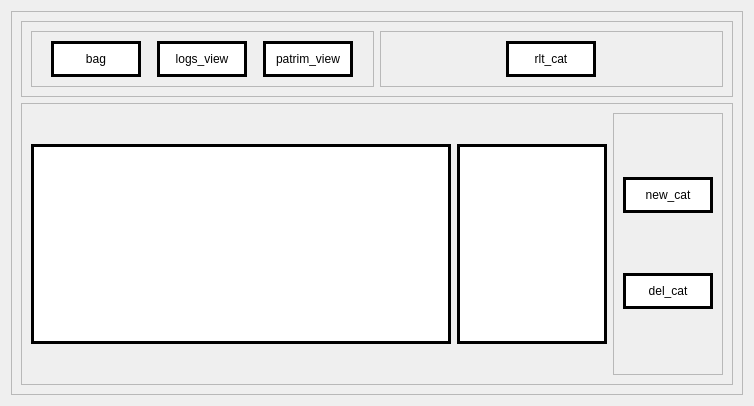
This is PATP/asset_ctrl/previa/categ_view.ui in eduardogm22/controle_patrimonio as Qt 5 draws it before an edit. The edited form follows.
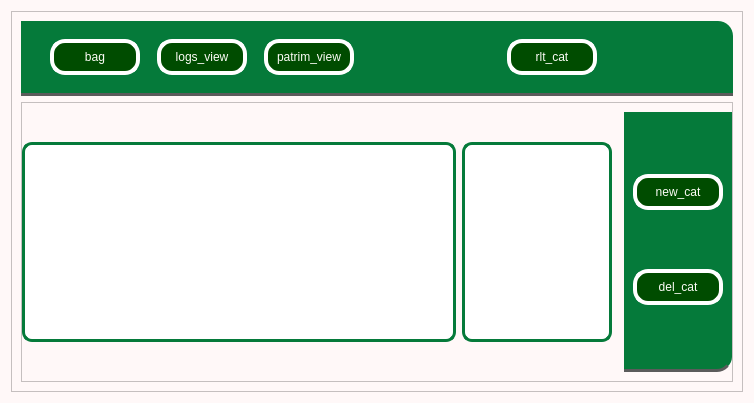
This is the edited form.

The edit to the form file:
```diff
--- a/PATP/asset_ctrl/previa/categ_view.ui
+++ b/PATP/asset_ctrl/previa/categ_view.ui
@@ -7,12 +7,15 @@
     <x>0</x>
     <y>0</y>
     <width>754</width>
-    <height>406</height>
+    <height>403</height>
    </rect>
   </property>
   <property name="windowTitle">
    <string>Form</string>
   </property>
+  <property name="styleSheet">
+   <string notr="true">background-color : rgb(255, 248, 248)</string>
+  </property>
   <layout class="QVBoxLayout" name="verticalLayout_3">
    <item>
     <widget class="QFrame" name="frame">
@@ -25,6 +28,12 @@
      <layout class="QVBoxLayout" name="verticalLayout">
       <item>
        <widget class="QFrame" name="frame_2">
+        <property name="styleSheet">
+         <string notr="true">
+    border-top-right-radius: 15px;  
+background-color: #057A3A;
+border-bottom: 3px solid rgb(91, 91, 91)</string>
+        </property>
         <property name="frameShape">
          <enum>QFrame::StyledPanel</enum>
         </property>
@@ -34,6 +43,11 @@
         <layout class="QHBoxLayout" name="horizontalLayout_5">
          <item>
           <widget class="QFrame" name="frame_4">
+           <property name="styleSheet">
+            <string notr="true">
+border-bottom: none
+</string>
+           </property>
            <property name="frameShape">
             <enum>QFrame::StyledPanel</enum>
            </property>
@@ -59,8 +73,26 @@
                <cursorShape>PointingHandCursor</cursorShape>
               </property>
               <property name="styleSheet">
-               <string notr="true">background-color:white;	
-border:3px solid black;</string>
+               <string notr="true">
+
+
+
+QPushButton { color:rgb(254, 253, 247);
+	border-radius:15px;		
+	border: 4px solid rgb(255, 255, 255);
+	background-color: rgb(0, 76, 0)
+
+ }
+
+QPushButton:hover{background-color:#057A3A;color:white}
+
+QPushButton:pressed{
+ padding-left: 5px;
+ padding-top:5px;
+ 
+	background-color: rgb(0, 85, 0);
+ 
+}</string>
               </property>
               <property name="text">
                <string>bag</string>
@@ -85,8 +117,26 @@
                <cursorShape>PointingHandCursor</cursorShape>
               </property>
               <property name="styleSheet">
-               <string notr="true">background-color:white;	
-border:3px solid black;</string>
+               <string notr="true">
+
+
+
+QPushButton { color:rgb(254, 253, 247);
+	border-radius:15px;		
+	border: 4px solid rgb(255, 255, 255);
+	background-color: rgb(0, 76, 0)
+
+ }
+
+QPushButton:hover{background-color:#057A3A;color:white}
+
+QPushButton:pressed{
+ padding-left: 5px;
+ padding-top:5px;
+ 
+	background-color: rgb(0, 85, 0);
+ 
+}</string>
               </property>
               <property name="text">
                <string>logs_view</string>
@@ -111,8 +161,26 @@
                <cursorShape>PointingHandCursor</cursorShape>
               </property>
               <property name="styleSheet">
-               <string notr="true">background-color:white;	
-border:3px solid black;</string>
+               <string notr="true">
+
+
+
+QPushButton { color:rgb(254, 253, 247);
+	border-radius:15px;		
+	border: 4px solid rgb(255, 255, 255);
+	background-color: rgb(0, 76, 0)
+
+ }
+
+QPushButton:hover{background-color:#057A3A;color:white}
+
+QPushButton:pressed{
+ padding-left: 5px;
+ padding-top:5px;
+ 
+	background-color: rgb(0, 85, 0);
+ 
+}</string>
               </property>
               <property name="text">
                <string>patrim_view</string>
@@ -124,6 +192,10 @@
          </item>
          <item>
           <widget class="QFrame" name="frame_5">
+           <property name="styleSheet">
+            <string notr="true">
+border-bottom: none</string>
+           </property>
            <property name="frameShape">
             <enum>QFrame::StyledPanel</enum>
            </property>
@@ -149,8 +221,26 @@
                <cursorShape>PointingHandCursor</cursorShape>
               </property>
               <property name="styleSheet">
-               <string notr="true">background-color:white;	
-border:3px solid black;</string>
+               <string notr="true">
+
+
+
+QPushButton { color:rgb(254, 253, 247);
+	border-radius:15px;		
+	border: 4px solid rgb(255, 255, 255);
+	background-color: rgb(0, 76, 0)
+
+ }
+
+QPushButton:hover{background-color:#057A3A;color:white}
+
+QPushButton:pressed{
+ padding-left: 5px;
+ padding-top:5px;
+ 
+	background-color: rgb(0, 85, 0);
+ 
+}</string>
               </property>
               <property name="text">
                <string>rlt_cat</string>
@@ -172,6 +262,12 @@
          <enum>QFrame::Raised</enum>
         </property>
         <layout class="QHBoxLayout" name="horizontalLayout_3">
+         <property name="leftMargin">
+          <number>0</number>
+         </property>
+         <property name="rightMargin">
+          <number>0</number>
+         </property>
          <item>
           <widget class="QListView" name="listView">
            <property name="minimumSize">
@@ -188,7 +284,10 @@
            </property>
            <property name="styleSheet">
             <string notr="true">background-color:white;	
-border:3px solid black;</string>
+border:3px solid #057A3A;
+border-radius:10px
+
+</string>
            </property>
           </widget>
          </item>
@@ -208,12 +307,31 @@
            </property>
            <property name="styleSheet">
             <string notr="true">background-color:white;	
-border:3px solid black;</string>
+border:3px solid #057A3A;
+border-radius:10px
+
+</string>
+           </property>
+          </widget>
+         </item>
+         <item>
+          <widget class="QFrame" name="frame_7">
+           <property name="frameShape">
+            <enum>QFrame::StyledPanel</enum>
+           </property>
+           <property name="frameShadow">
+            <enum>QFrame::Raised</enum>
            </property>
           </widget>
          </item>
          <item>
           <widget class="QFrame" name="frame_6">
+           <property name="styleSheet">
+            <string notr="true">
+    border-bottom-right-radius: 15px;
+background-color: #057A3A;
+border-bottom: 3px solid rgb(91, 91, 91)</string>
+           </property>
            <property name="frameShape">
             <enum>QFrame::StyledPanel</enum>
            </property>
@@ -239,8 +357,26 @@
                <cursorShape>PointingHandCursor</cursorShape>
               </property>
               <property name="styleSheet">
-               <string notr="true">background-color:white;	
-border:3px solid black;</string>
+               <string notr="true">
+
+
+
+QPushButton { color:rgb(254, 253, 247);
+	border-radius:15px;		
+	border: 4px solid rgb(255, 255, 255);
+	background-color: rgb(0, 76, 0)
+
+ }
+
+QPushButton:hover{background-color:#057A3A;color:white}
+
+QPushButton:pressed{
+ padding-left: 5px;
+ padding-top:5px;
+ 
+	background-color: rgb(0, 85, 0);
+ 
+}</string>
               </property>
               <property name="text">
                <string>new_cat</string>
@@ -265,8 +401,26 @@
                <cursorShape>PointingHandCursor</cursorShape>
               </property>
               <property name="styleSheet">
-               <string notr="true">background-color:white;	
-border:3px solid black;</string>
+               <string notr="true">
+
+
+
+QPushButton { color:rgb(254, 253, 247);
+	border-radius:15px;		
+	border: 4px solid rgb(255, 255, 255);
+	background-color: rgb(0, 76, 0)
+
+ }
+
+QPushButton:hover{background-color:#057A3A;color:white}
+
+QPushButton:pressed{
+ padding-left: 5px;
+ padding-top:5px;
+ 
+	background-color: rgb(0, 85, 0);
+ 
+}</string>
               </property>
               <property name="text">
                <string>del_cat</string>
```
